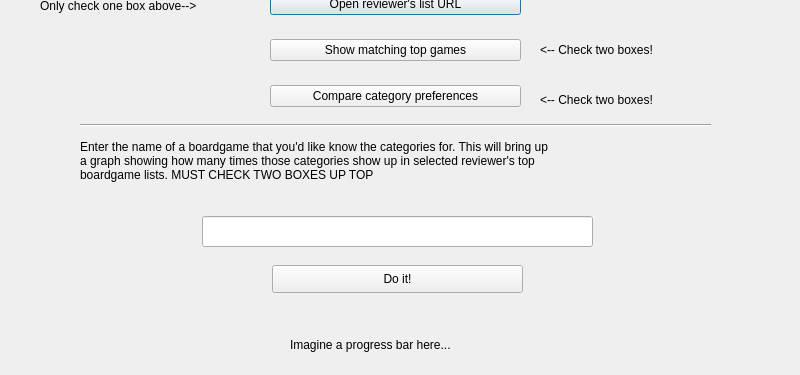
This is bgreviewer.ui in HSU-S21-CS232/PO3-tsf85 as Qt 5 draws it before an edit; both pictures show x 0 to 800 and y 175 to 550 of the 800 by 550 pixel window. The edited form follows.
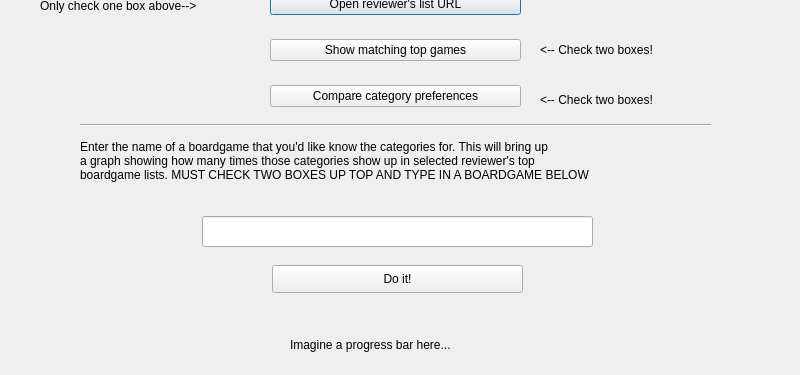
This is the edited form.

```diff
--- a/bgreviewer.ui
+++ b/bgreviewer.ui
@@ -128,7 +128,7 @@
    <property name="text">
     <string>Enter the name of a boardgame that you'd like know the categories for. This will bring up
 a graph showing how many times those categories show up in selected reviewer's top
-boardgame lists. MUST CHECK TWO BOXES UP TOP</string>
+boardgame lists. MUST CHECK TWO BOXES UP TOP AND TYPE IN A BOARDGAME BELOW</string>
    </property>
   </widget>
   <widget class="Line" name="line">
```
